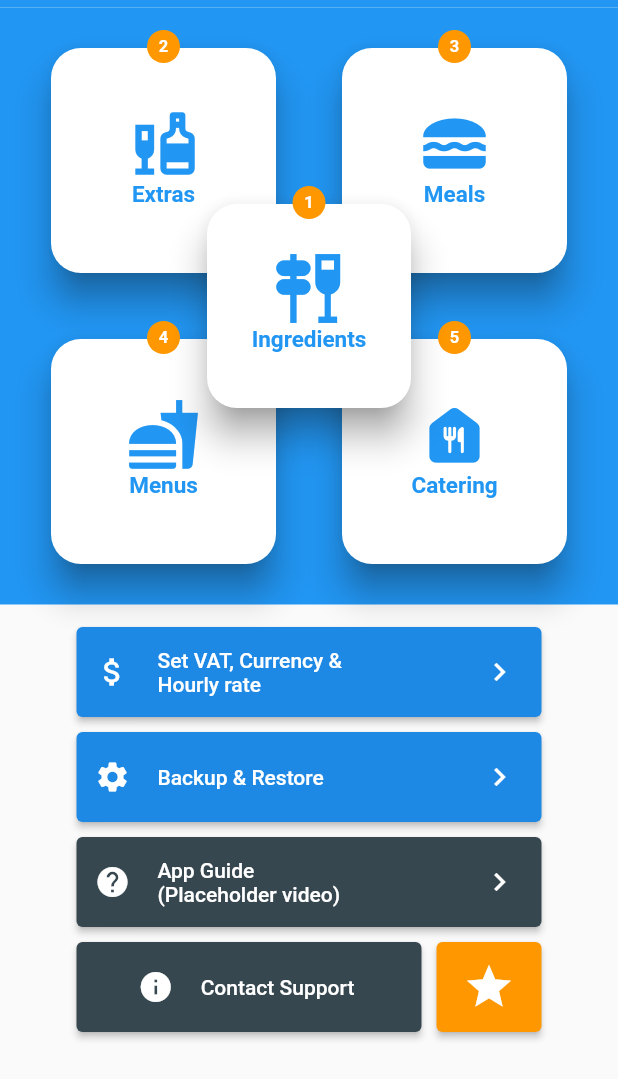
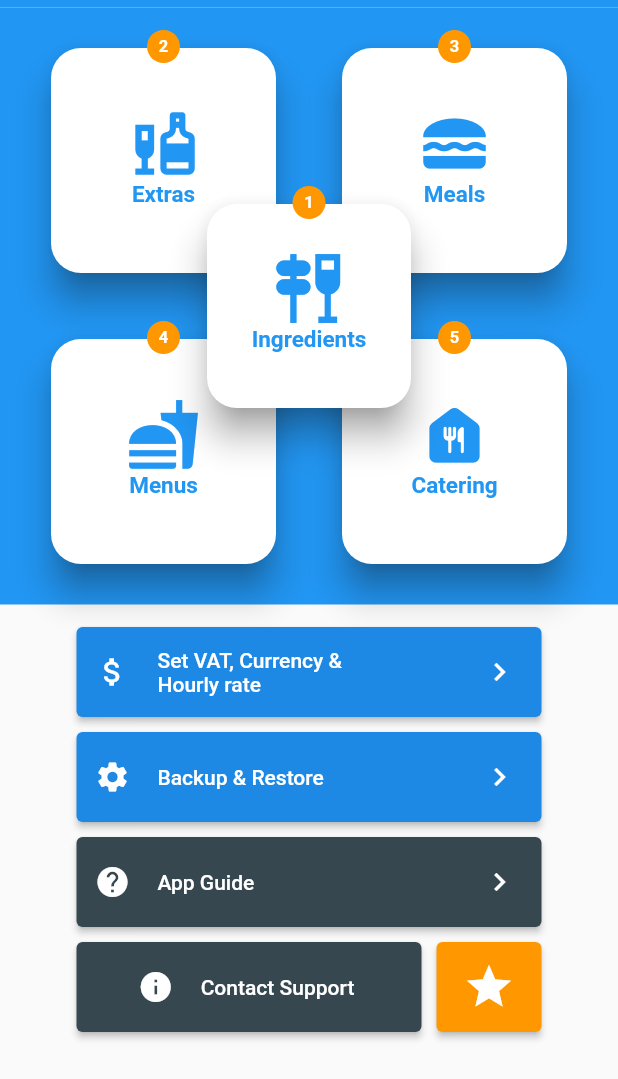
Before and after one commit to jaco2716/ProfitCalculator, a Flutter app: the FrontPageMenu screen opened directly, on a phone screen of 412 x 824 dp. Shown: the top 1079 px of the screen. Run offline on Flutter 3.47's test engine with Material 2 defaults, Android fonts, the light colour scheme and no system bars; our stand-ins replace percent_indicator, shared_preferences, video_player; missing offline and left inert: flutter_simple_calculator, purchases_flutter; accounts and stored records are empty.

Commit message:
tiny commit

```diff
--- a/lib/Pages/FrontPageMenu.dart
+++ b/lib/Pages/FrontPageMenu.dart
@@ -77,7 +77,7 @@ class _FrontPageMenuState extends State<FrontPageMenu> {
                   myOnPressed: () => _goToPage(BackupAndRestore())),
               MyIconButton(
                   tileIcon: Icon(Icons.help),
-                  tileTitle: 'App Guide \n(Placeholder video)',
+                  tileTitle: 'App Guide',
                   buttonColor: Colors.blueGrey[800],
                   myOnPressed: () => _goToPage(VideoAppGuidePage())),
               Container(
--- a/lib/Pages/VideoAppGuidePage.dart
+++ b/lib/Pages/VideoAppGuidePage.dart
@@ -1,5 +1,4 @@
 import 'package:flutter/material.dart';
-import 'package:profit_calculator/MyWidgets/MyIconButton.dart';
 import 'package:video_player/video_player.dart';
 
 class VideoAppGuidePage extends StatefulWidget {
```
Also changed, not shown: 2 other files.
